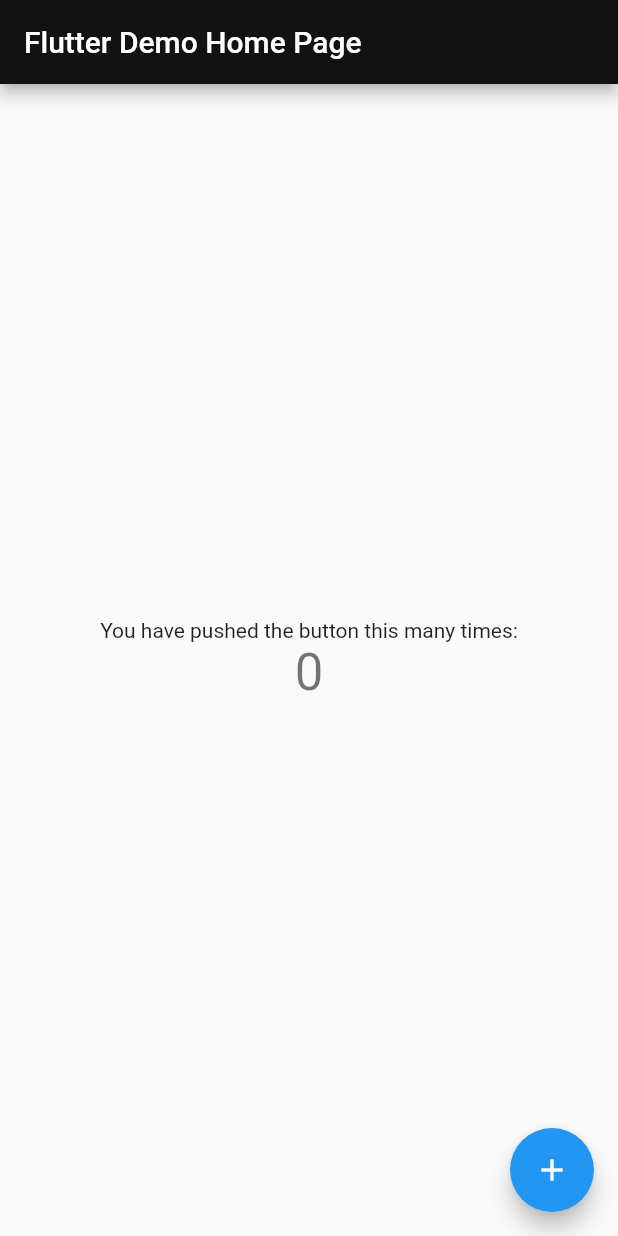
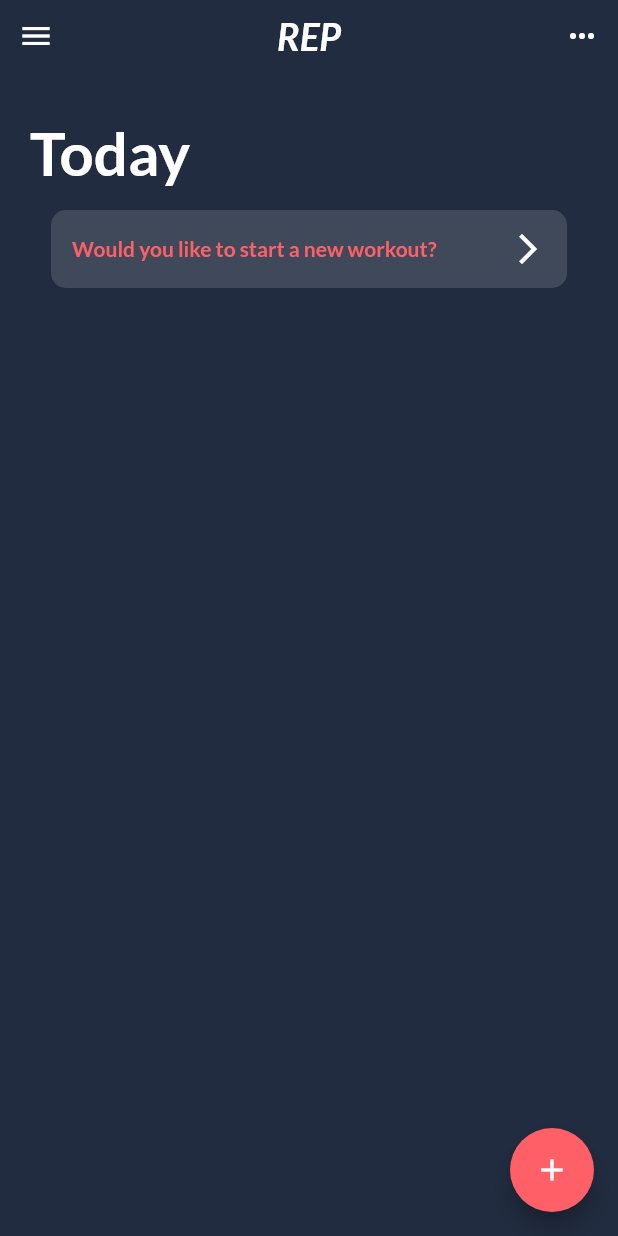
Before and after one commit to illuminati1911/rep, a Flutter app: the screen it shows after launch, on a phone screen of 412 x 824 dp. Run offline on Flutter 3.47's test engine with Material 2 defaults, Android fonts, the phone set to English and light mode, and no system bars; our stand-ins replace google_fonts.

Commit message:
Added base colors, styles, initial dashboard

```diff
--- a/lib/app.dart
+++ b/lib/app.dart
@@ -1,16 +1,30 @@
 import 'package:flutter/material.dart';
+import 'package:flutter/services.dart';
+import 'package:provider/provider.dart';
+import 'assets/strings.dart';
 import 'general/rep_colors.dart';
-import 'home.dart';
+import 'package:rep/views/dashboard/dashboard.dart';
+import 'models/home_state.dart';
 
 class RepApp extends StatelessWidget {
   @override
   Widget build(BuildContext context) {
+    // Set statusbar color
+    SystemChrome.setSystemUIOverlayStyle(SystemUiOverlayStyle(
+      statusBarColor: RepColors.main
+    ));
     return MaterialApp(
-      title: 'Flutter Demo',
+      debugShowCheckedModeBanner: false,
+      title: Strings.appName,
       theme: ThemeData(
-        primaryColor: RepColors.main
+        primaryColor: RepColors.main,
+        accentColor: RepColors.textRed,
+        brightness: Brightness.dark
       ),
-      home: HomeScreen(title: 'Flutter Demo Home Page'),
+      home: ChangeNotifierProvider<HomeState>(
+        create: (context) => HomeState(),
+        child: DashBoard(title: 'Flutter Demo Home Page'),
+      ),
     );
   }
 }
--- /dev/null
+++ b/lib/assets/strings.dart
@@ -0,0 +1,5 @@
+class Strings {
+  static const String appName = "REP";
+  static const String todaySectionTitle = "Today";
+  static const String startWorkoutWidgetTitle = "Would you like to start a new workout?";
+}
--- a/lib/general/rep_colors.dart
+++ b/lib/general/rep_colors.dart
@@ -2,11 +2,15 @@
 import 'package:flutter/material.dart';
 
 class RepColors {
-  static const Color main = Color(0xFF121212);
+  static const Color main = Color(0xFF212C40);
+  //static const Color main = Color(0xFF121212);
 
   // TODO: Change these to use Alpha
   static const Color surfaceVeryLight = Color(0xFF323232);
   static const Color surfaceLight = Color(0xFF2C2C2C);
   static const Color surfaceNeutral = Color(0xFF242424);
   static const Color surfaceDark = Color(0xFF1D1D1D);
+
+  static const Color textRed = Color(0xFFFF6068);
+  static const Color textCyan = Color(0xFF00FFFB);
 }
--- /dev/null
+++ b/lib/general/rep_styles.dart
@@ -0,0 +1,78 @@
+import 'package:flutter/material.dart';
+import 'package:google_fonts/google_fonts.dart';
+import 'package:rep/general/rep_colors.dart';
+
+class RepStyles {
+  static TextStyle warningRed() {
+    return GoogleFonts.lato(
+      textStyle: TextStyle(color: RepColors.textRed)
+    );
+  }
+
+  static TextStyle warningRedBold() {
+    return GoogleFonts.lato(
+      textStyle: TextStyle(color: RepColors.textRed),
+      fontWeight: FontWeight.bold
+    );
+  }
+
+  static TextStyle pureCyan() {
+    return GoogleFonts.lato(
+      textStyle: TextStyle(color: RepColors.textCyan)
+    );
+  }
+
+  static TextStyle pureCyanBold() {
+    return GoogleFonts.lato(
+      textStyle: TextStyle(color: RepColors.textCyan),
+      fontWeight: FontWeight.bold
+    );
+  }
+
+  static TextStyle cleanWhite() {
+    return GoogleFonts.lato(
+      textStyle: TextStyle(color: Colors.white)
+    );
+  }
+
+  static TextStyle cleanWhiteBold() {
+    return GoogleFonts.lato(
+      textStyle: TextStyle(color: Colors.white),
+      fontWeight: FontWeight.bold
+    );
+  }
+
+
+  static TextStyle titleSmall() {
+    return GoogleFonts.lato(
+      textStyle: TextStyle(color: Colors.white),
+      fontSize: 20,
+      fontWeight: FontWeight.bold
+    );
+  }
+
+  static TextStyle titleSmallItalic() {
+    return GoogleFonts.lato(
+      textStyle: TextStyle(color: Colors.white),
+      fontSize: 20,
+      fontWeight: FontWeight.bold,
+      fontStyle: FontStyle.italic
+    );
+  }
+
+  static TextStyle titleMedium() {
+    return GoogleFonts.lato(
+      textStyle: TextStyle(color: Colors.white),
+      fontSize: 30,
+      fontWeight: FontWeight.bold
+    );
+  }
+
+  static TextStyle titleLarge() {
+    return GoogleFonts.lato(
+      textStyle: TextStyle(color: Colors.white),
+      fontSize: 40,
+      fontWeight: FontWeight.bold
+    );
+  }
+}
--- a/lib/home.dart
+++ /dev/null
@@ -1,47 +0,0 @@
-import 'package:flutter/material.dart';
-
-class HomeScreen extends StatefulWidget {
-  HomeScreen({Key key, this.title}) : super(key: key);
-  final String title;
-
-  @override
-  _MyHomePageState createState() => _MyHomePageState();
-}
-
-class _MyHomePageState extends State<HomeScreen> {
-  int _counter = 0;
-
-  void _incrementCounter() {
-    setState(() {
-      _counter++;
-    });
-  }
-
-  @override
-  Widget build(BuildContext context) {
-    return Scaffold(
-      appBar: AppBar(
-        title: Text(widget.title),
-      ),
-      body: Center(
-        child: Column(
-          mainAxisAlignment: MainAxisAlignment.center,
-          children: <Widget>[
-            Text(
-              'You have pushed the button this many times:',
-            ),
-            Text(
-              '$_counter',
-              style: Theme.of(context).textTheme.display1,
-            ),
-          ],
-        ),
-      ),
-      floatingActionButton: FloatingActionButton(
-        onPressed: _incrementCounter,
-        tooltip: 'Increment',
-        child: Icon(Icons.add),
-      ),
-    );
-  }
-}
--- a/lib/main.dart
+++ b/lib/main.dart
@@ -1,4 +1,4 @@
 import 'package:flutter/material.dart';
-import 'app.dart';
+import 'package:rep/app.dart';
 
 void main() => runApp(RepApp());
--- /dev/null
+++ b/lib/models/home_state.dart
@@ -0,0 +1,11 @@
+
+import 'package:flutter/material.dart';
+
+class HomeState with ChangeNotifier {
+  int value = 0;
+
+  void increment() {
+    value++;
+    notifyListeners();
+  }
+}
--- /dev/null
+++ b/lib/views/dashboard/dashboard.dart
@@ -0,0 +1,63 @@
+import 'package:flutter/material.dart';
+import 'package:provider/provider.dart';
+import 'package:rep/assets/strings.dart';
+import 'package:rep/general/rep_colors.dart';
+import 'package:rep/general/rep_styles.dart';
+import 'package:rep/models/home_state.dart';
+import 'package:rep/views/dashboard/start_workout_widget.dart';
+import 'package:rep/views/global/rep_appbar.dart';
+
+class DashBoard extends StatelessWidget {
+  DashBoard({Key key, this.title}) : super(key: key);
+  final String title;
+
+  @override
+  Widget build(BuildContext context) {
+    final state = Provider.of<HomeState>(context, listen: false);
+
+    return Scaffold(
+      appBar: RepAppBar(title: Strings.appName),
+      body: Container(color: RepColors.main,
+        child: ListView(
+          padding: EdgeInsets.symmetric(vertical: 30, horizontal: 20),
+          children: <Widget>[
+            Text(Strings.todaySectionTitle, style: RepStyles.titleLarge()),
+            StartWorkoutWidget(
+              onTap: () {
+                print("TODO: Start new workout");
+              },
+            )
+          ],
+        )
+      ),
+      floatingActionButton: FloatingActionButton(
+        onPressed: state.increment,
+        tooltip: 'Increment',
+        child: Icon(Icons.add),
+      ),
+    );
+  }
+}
+
+/**
+ * Container(
+        color: RepColors.main,
+          child: Column(
+            mainAxisAlignment: MainAxisAlignment.start,
+            children: <Widget>[
+              Text('Today', style: RepStyles.titleLarge(),)
+              /*Text(
+                'You have pushed the button this many times:',
+                style: RepStyles.warningRed(),
+              ),
+              Consumer<HomeState>(
+                builder: (_, state, __) => Text(
+                  '${state.value}',
+                  style: RepStyles.warningRed(),
+                ),
+              ),*/
+            ],
+          ),
+      ),
+ *
+ */
--- /dev/null
+++ b/lib/views/dashboard/dashboard_base_widget.dart
@@ -0,0 +1,30 @@
+
+import 'package:flutter/material.dart';
+
+class DashBoardBaseWidget extends StatelessWidget {
+  final Widget child;
+  final Function() onTap;
+  DashBoardBaseWidget({Key key, @required this.child, this.onTap}) : super();
+
+  @override
+  Widget build(BuildContext context) {
+    return Container(
+      margin: EdgeInsets.all(14),
+      child: Material(
+        color: Colors.white.withOpacity(0.0),
+        child: InkWell(
+          borderRadius: BorderRadius.circular(10),
+          onTap: this.onTap,
+          child: Container(
+            padding: EdgeInsets.all(14),
+            decoration: BoxDecoration(
+              borderRadius: BorderRadius.circular(10),
+              color: Colors.white.withAlpha(35)
+            ),
+            child: child,
+          ),
+        ),
+      ),
+    );
+  }
+}
--- /dev/null
+++ b/lib/views/dashboard/start_workout_widget.dart
@@ -0,0 +1,26 @@
+import 'package:flutter/cupertino.dart';
+import 'package:flutter/material.dart';
+import 'package:rep/assets/strings.dart';
+import 'package:rep/general/rep_styles.dart';
+
+import 'dashboard_base_widget.dart';
+
+class StartWorkoutWidget extends StatelessWidget {
+  final Function() onTap;
+
+  StartWorkoutWidget({Key key, this.onTap}) : super();
+
+  @override
+  Widget build(BuildContext context) {
+    return DashBoardBaseWidget(
+        child: Row(
+            mainAxisAlignment: MainAxisAlignment.spaceBetween,
+            children: <Widget>[
+          Text(Strings.startWorkoutWidgetTitle, style: RepStyles.warningRedBold()),
+          Icon(Icons.arrow_forward_ios)
+        ]
+      ),
+      onTap: onTap,
+    );
+  }
+}
--- /dev/null
+++ b/lib/views/global/rep_appbar.dart
@@ -0,0 +1,31 @@
+import 'package:flutter/material.dart';
+import 'package:rep/general/rep_styles.dart';
+import 'package:rep/general/rep_colors.dart';
+
+class RepAppBar extends StatelessWidget implements PreferredSizeWidget {
+  final String title;
+  RepAppBar({Key key, @required this.title}) : super();
+
+  final Widget leftButton =
+      IconButton(icon: Icon(Icons.menu, color: Colors.white), onPressed: () {});
+  final Widget rightButton = IconButton(
+      icon: Icon(Icons.more_horiz, color: Colors.white), onPressed: () {});
+
+  @override
+  Widget build(BuildContext context) {
+    return SafeArea(
+      child: Container(
+          color: RepColors.main,
+          child: Row(
+              mainAxisAlignment: MainAxisAlignment.spaceBetween,
+              children: <Widget>[
+                leftButton,
+                Text(title, style: RepStyles.titleSmallItalic().copyWith(fontSize: 25)),
+                rightButton
+              ])),
+    );
+  }
+
+  @override
+  Size get preferredSize => Size.fromHeight(kToolbarHeight);
+}
--- /dev/null
+++ b/lib/views/rep_appbar.dart
@@ -0,0 +1,31 @@
+import 'package:flutter/material.dart';
+import 'package:rep/general/rep_colors.dart';
+import 'package:rep/general/rep_styles.dart';
+
+class RepAppBar extends StatelessWidget implements PreferredSizeWidget {
+  final String title;
+  RepAppBar({Key key, @required this.title}) : super();
+
+  final Widget leftButton =
+      IconButton(icon: Icon(Icons.menu, color: Colors.white), onPressed: () {});
+  final Widget rightButton = IconButton(
+      icon: Icon(Icons.settings, color: Colors.white), onPressed: () {});
+
+  @override
+  Widget build(BuildContext context) {
+    return SafeArea(
+      child: Container(
+          color: RepColors.main,
+          child: Row(
+              mainAxisAlignment: MainAxisAlignment.spaceBetween,
+              children: <Widget>[
+                leftButton,
+                Text(title, style: RepStyles.titleSmall()),
+                rightButton
+              ])),
+    );
+  }
+
+  @override
+  Size get preferredSize => Size.fromHeight(kToolbarHeight);
+}
--- a/pubspec.yaml
+++ b/pubspec.yaml
@@ -19,6 +19,8 @@ environment:
 dependencies:
   flutter:
     sdk: flutter
+  provider: ^4.0.4
+  google_fonts: ^0.3.9
 
   # The following adds the Cupertino Icons font to your application.
   # Use with the CupertinoIcons class for iOS style icons.
```
Also changed, not shown: pubspec.lock.
